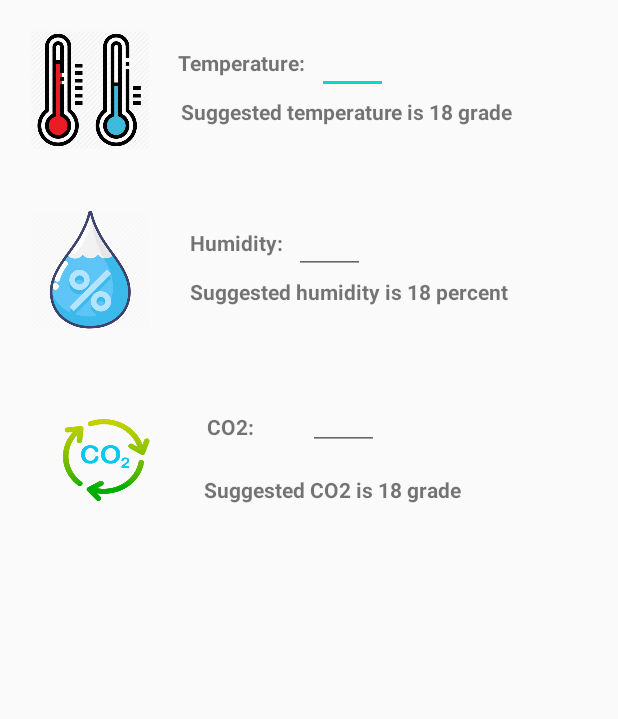
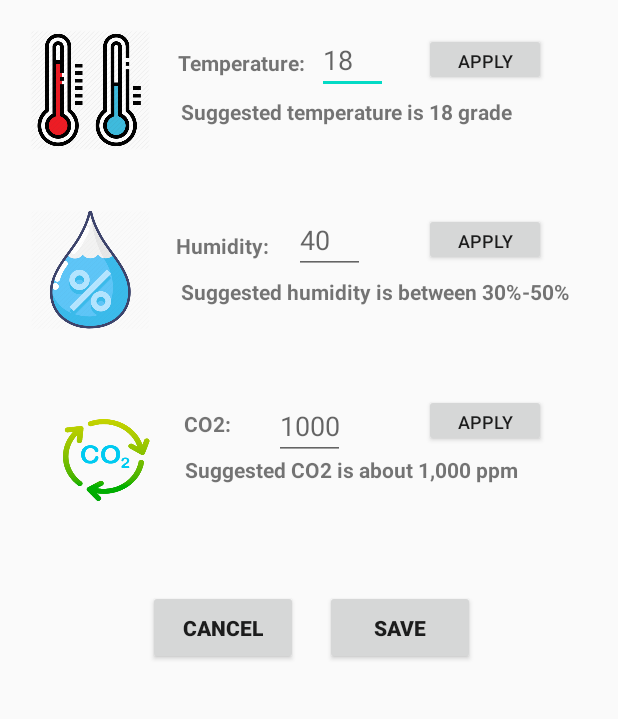
Before and after one commit to kokopiotrowski/Sep4AndroidApp, an Android app: the screen it shows after launch once a user with an empty profile is signed in (MainActivity), in the side drawer, after a tap on "Preferences", on a phone screen of 412 x 824 dp, the part 84-803 px from its top. Run offline under Robolectric (Android 15) with nearby library versions, the light colour scheme and no system bars; our stand-ins replace Firebase (no records; nobody signed in at launch, a user with empty details on screens opened directly); libraries missing offline, so code that uses them is left out: com.firebase.ui.

Commit message:
prefrences-v3

```diff
--- a/app/src/main/res/layout/fragment_preferences.xml
+++ b/app/src/main/res/layout/fragment_preferences.xml
@@ -5,7 +5,7 @@
     xmlns:tools="http://schemas.android.com/tools"
     android:id="@+id/LinearLayout"
     android:layout_width="match_parent"
-    android:layout_height="wrap_content"
+    android:layout_height="match_parent"
     android:orientation="vertical">
 
     <androidx.constraintlayout.widget.ConstraintLayout
@@ -51,6 +51,7 @@
             android:layout_height="40dp"
             android:layout_alignParentTop="true"
             android:layout_alignParentEnd="true"
+            android:hint="18"
             android:inputType="number"
             app:layout_constraintBottom_toBottomOf="parent"
             app:layout_constraintEnd_toEndOf="parent"
@@ -73,6 +74,19 @@
             app:layout_constraintStart_toStartOf="parent"
             app:layout_constraintTop_toTopOf="parent"
             app:layout_constraintVertical_bias="0.732" />
+
+        <Button
+            android:id="@+id/button"
+            android:layout_width="81dp"
+            android:layout_height="35dp"
+            android:text="Apply"
+            android:textSize="12dp"
+            app:layout_constraintBottom_toBottomOf="parent"
+            app:layout_constraintEnd_toEndOf="parent"
+            app:layout_constraintHorizontal_bias="0.904"
+            app:layout_constraintStart_toStartOf="parent"
+            app:layout_constraintTop_toTopOf="parent"
+            app:layout_constraintVertical_bias="0.041" />
     </androidx.constraintlayout.widget.ConstraintLayout>
 
     <androidx.constraintlayout.widget.ConstraintLayout
@@ -108,16 +122,17 @@
             android:textStyle="bold"
             app:layout_constraintBottom_toBottomOf="parent"
             app:layout_constraintEnd_toEndOf="parent"
-            app:layout_constraintHorizontal_bias="0.356"
+            app:layout_constraintHorizontal_bias="0.324"
             app:layout_constraintStart_toStartOf="parent"
             app:layout_constraintTop_toTopOf="parent"
-            app:layout_constraintVertical_bias="0.198" />
+            app:layout_constraintVertical_bias="0.227" />
 
         <EditText
             android:layout_width="47dp"
             android:layout_height="40dp"
             android:layout_alignParentTop="true"
             android:layout_alignParentEnd="true"
+            android:hint="40"
             android:inputType="number"
             app:layout_constraintBottom_toBottomOf="parent"
             app:layout_constraintEnd_toEndOf="parent"
@@ -132,14 +147,26 @@
             android:layout_height="wrap_content"
             android:layout_alignParentEnd="true"
             android:layout_alignParentBottom="true"
-            android:text="Suggested humidity is 18 percent"
+            android:text="Suggested humidity is between 30%-50%"
             android:textStyle="bold"
             app:layout_constraintBottom_toBottomOf="parent"
             app:layout_constraintEnd_toEndOf="parent"
-            app:layout_constraintHorizontal_bias="0.668"
+            app:layout_constraintHorizontal_bias="0.892"
             app:layout_constraintStart_toStartOf="parent"
             app:layout_constraintTop_toTopOf="parent"
             app:layout_constraintVertical_bias="0.732" />
+        <Button
+            android:id="@+id/button2"
+            android:layout_width="81dp"
+            android:layout_height="35dp"
+            android:text="Apply"
+            android:textSize="12dp"
+            app:layout_constraintBottom_toBottomOf="parent"
+            app:layout_constraintEnd_toEndOf="parent"
+            app:layout_constraintHorizontal_bias="0.904"
+            app:layout_constraintStart_toStartOf="parent"
+            app:layout_constraintTop_toTopOf="parent"
+            app:layout_constraintVertical_bias="0.041" />
 
     </androidx.constraintlayout.widget.ConstraintLayout>
 
@@ -176,23 +203,23 @@
             android:textStyle="bold"
             app:layout_constraintBottom_toBottomOf="parent"
             app:layout_constraintEnd_toEndOf="parent"
-            app:layout_constraintHorizontal_bias="0.356"
+            app:layout_constraintHorizontal_bias="0.311"
             app:layout_constraintStart_toStartOf="parent"
             app:layout_constraintTop_toTopOf="parent"
-            app:layout_constraintVertical_bias="0.198" />
+            app:layout_constraintVertical_bias="0.175" />
 
         <EditText
             android:layout_width="47dp"
             android:layout_height="40dp"
             android:layout_alignParentTop="true"
             android:layout_alignParentEnd="true"
+            android:hint="1000"
             android:inputType="number"
             app:layout_constraintBottom_toBottomOf="parent"
             app:layout_constraintEnd_toEndOf="parent"
-            app:layout_constraintHorizontal_bias="0.571"
             app:layout_constraintStart_toStartOf="parent"
             app:layout_constraintTop_toTopOf="parent"
-            app:layout_constraintVertical_bias="0.0" />
+            app:layout_constraintVertical_bias="0.129" />
 
         <TextView
             android:id="@+id/textView3"
@@ -200,18 +227,60 @@
             android:layout_height="wrap_content"
             android:layout_alignParentEnd="true"
             android:layout_alignParentBottom="true"
-            android:text="Suggested CO2 is 18 grade"
+            android:text="Suggested CO2 is about 1,000 ppm"
             android:textStyle="bold"
             app:layout_constraintBottom_toBottomOf="parent"
             app:layout_constraintEnd_toEndOf="parent"
-            app:layout_constraintHorizontal_bias="0.577"
+            app:layout_constraintHorizontal_bias="0.691"
             app:layout_constraintStart_toStartOf="parent"
             app:layout_constraintTop_toTopOf="parent"
-            app:layout_constraintVertical_bias="0.763" />
+            app:layout_constraintVertical_bias="0.587" />
 
+        <Button
+            android:id="@+id/button3"
+            android:layout_width="81dp"
+            android:layout_height="35dp"
+            android:text="Apply"
+            android:textSize="12dp"
+            app:layout_constraintBottom_toBottomOf="parent"
+            app:layout_constraintEnd_toEndOf="parent"
+            app:layout_constraintHorizontal_bias="0.904"
+            app:layout_constraintStart_toStartOf="parent"
+            app:layout_constraintTop_toTopOf="parent"
+            app:layout_constraintVertical_bias="0.041" />
+    </androidx.constraintlayout.widget.ConstraintLayout>
 
+    <androidx.constraintlayout.widget.ConstraintLayout
+        android:layout_width="match_parent"
+        android:layout_height="wrap_content"
+        android:layout_gravity="center"
+        android:orientation="horizontal"
+        android:padding="20dp">
+
+        <Button
+            android:id="@+id/button4"
+            android:layout_width="100dp"
+            android:layout_height="50dp"
+            android:text="Save"
+            android:textStyle="bold"
+            app:layout_constraintBottom_toBottomOf="parent"
+            app:layout_constraintEnd_toEndOf="parent"
+            app:layout_constraintHorizontal_bias="0.723"
+            app:layout_constraintStart_toStartOf="parent"
+            app:layout_constraintTop_toTopOf="parent" />
+
+        <Button
+            android:id="@+id/button5"
+            android:layout_width="100dp"
+            android:layout_height="50dp"
+            android:text="Cancel"
+            android:textStyle="bold"
+            app:layout_constraintBottom_toBottomOf="parent"
+            app:layout_constraintEnd_toEndOf="parent"
+            app:layout_constraintHorizontal_bias="0.289"
+            app:layout_constraintStart_toStartOf="parent"
+            app:layout_constraintTop_toTopOf="parent" />
     </androidx.constraintlayout.widget.ConstraintLayout>
 
 
-
 </androidx.appcompat.widget.LinearLayoutCompat>
```
